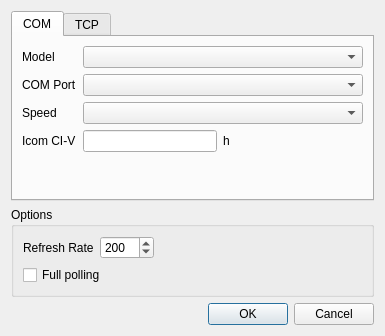
Qt form dialogconfig.ui (PianetaRadio/CatRadio) before a commit.
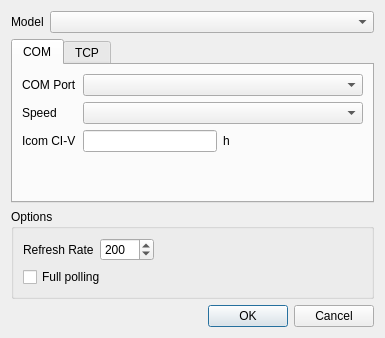
The same form after that commit.

Commit message:
Improved Radio Configuration Dialog
#11

Patch:
```diff
--- a/dialogconfig.ui
+++ b/dialogconfig.ui
@@ -7,13 +7,30 @@
     <x>0</x>
     <y>0</y>
     <width>385</width>
-    <height>336</height>
+    <height>338</height>
    </rect>
   </property>
   <property name="windowTitle">
-   <string>Config</string>
+   <string>Radio Config</string>
   </property>
   <layout class="QVBoxLayout" name="verticalLayout_2">
+   <item>
+    <layout class="QHBoxLayout" name="horizontalLayout_3" stretch="0,1">
+     <item>
+      <widget class="QLabel" name="label_RigModel">
+       <property name="text">
+        <string>Model</string>
+       </property>
+       <property name="buddy">
+        <cstring>comboBox_rigModel</cstring>
+       </property>
+      </widget>
+     </item>
+     <item>
+      <widget class="QComboBox" name="comboBox_rigModel"/>
+     </item>
+    </layout>
+   </item>
    <item>
     <widget class="QTabWidget" name="tabWidget_Config">
      <property name="currentIndex">
@@ -25,19 +42,6 @@
       </attribute>
       <layout class="QFormLayout" name="formLayout">
        <item row="0" column="0">
-        <widget class="QLabel" name="label_RigModel">
-         <property name="text">
-          <string>Model</string>
-         </property>
-         <property name="buddy">
-          <cstring>comboBox_rigModel</cstring>
-         </property>
-        </widget>
-       </item>
-       <item row="0" column="1">
-        <widget class="QComboBox" name="comboBox_rigModel"/>
-       </item>
-       <item row="1" column="0">
         <widget class="QLabel" name="label_comPort">
          <property name="text">
           <string>COM Port</string>
@@ -47,10 +51,10 @@
          </property>
         </widget>
        </item>
-       <item row="1" column="1">
+       <item row="0" column="1">
         <widget class="QComboBox" name="comboBox_comPort"/>
        </item>
-       <item row="2" column="0">
+       <item row="1" column="0">
         <widget class="QLabel" name="label_serialSpeed">
          <property name="text">
           <string>Speed</string>
@@ -60,10 +64,10 @@
          </property>
         </widget>
        </item>
-       <item row="2" column="1">
+       <item row="1" column="1">
         <widget class="QComboBox" name="comboBox_serialSpeed"/>
        </item>
-       <item row="3" column="0">
+       <item row="2" column="0">
         <widget class="QLabel" name="label_civAddr">
          <property name="cursor">
           <cursorShape>ArrowCursor</cursorShape>
@@ -76,7 +80,7 @@
          </property>
         </widget>
        </item>
-       <item row="3" column="1">
+       <item row="2" column="1">
         <layout class="QHBoxLayout" name="horizontalLayout">
          <item>
           <widget class="QLineEdit" name="lineEdit_civAddr">
```
Left out of the diff: 1 changed line with no effect on the pictures. The commit also changes 5 other files.
